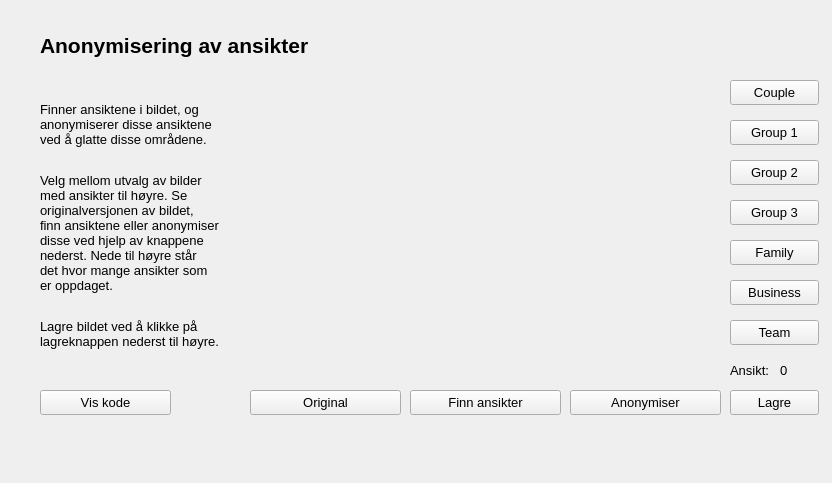
This is src/anonymise.ui in jegerud/Sciprog2020project as Qt 5 draws it before an edit. The edited form follows.
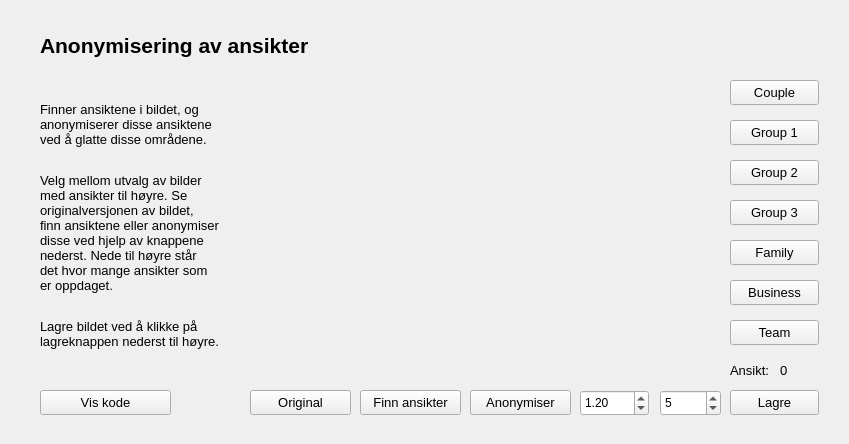
This is the edited form. Custom widgets are drawn as their Qt base class.

Commit message: Mulighet for å endre minNeighbours og scaleFactor

Diff of the .ui file:
```diff
--- a/src/anonymise.ui
+++ b/src/anonymise.ui
@@ -6,8 +6,8 @@
    <rect>
     <x>0</x>
     <y>0</y>
-    <width>832</width>
-    <height>483</height>
+    <width>849</width>
+    <height>444</height>
    </rect>
   </property>
   <property name="windowTitle">
@@ -16,9 +16,9 @@
   <widget class="QPushButton" name="anonymousFindFaces">
    <property name="geometry">
     <rect>
-     <x>410</x>
+     <x>360</x>
      <y>390</y>
-     <width>151</width>
+     <width>101</width>
      <height>25</height>
     </rect>
    </property>
@@ -36,7 +36,7 @@
     <rect>
      <x>250</x>
      <y>390</y>
-     <width>151</width>
+     <width>101</width>
      <height>25</height>
     </rect>
    </property>
@@ -141,9 +141,9 @@
   <widget class="QPushButton" name="anonymousAnonymise">
    <property name="geometry">
     <rect>
-     <x>570</x>
+     <x>470</x>
      <y>390</y>
-     <width>151</width>
+     <width>101</width>
      <height>25</height>
     </rect>
    </property>
@@ -310,6 +310,50 @@
     <string>Lagre</string>
    </property>
   </widget>
+  <widget class="QDoubleSpinBox" name="scaleFactor">
+   <property name="geometry">
+    <rect>
+     <x>580</x>
+     <y>390</y>
+     <width>69</width>
+     <height>26</height>
+    </rect>
+   </property>
+   <property name="statusTip">
+    <string extracomment="ScaleFactor"/>
+   </property>
+   <property name="maximum">
+    <double>4.000000000000000</double>
+   </property>
+   <property name="singleStep">
+    <double>0.050000000000000</double>
+   </property>
+   <property name="value">
+    <double>1.200000000000000</double>
+   </property>
+  </widget>
+  <widget class="QSpinBox" name="minNeighbours">
+   <property name="geometry">
+    <rect>
+     <x>660</x>
+     <y>390</y>
+     <width>61</width>
+     <height>26</height>
+    </rect>
+   </property>
+   <property name="whatsThis">
+    <string extracomment="MinNeighbours"/>
+   </property>
+   <property name="minimum">
+    <number>1</number>
+   </property>
+   <property name="maximum">
+    <number>15</number>
+   </property>
+   <property name="value">
+    <number>5</number>
+   </property>
+  </widget>
  </widget>
  <customwidgets>
   <customwidget>
```
